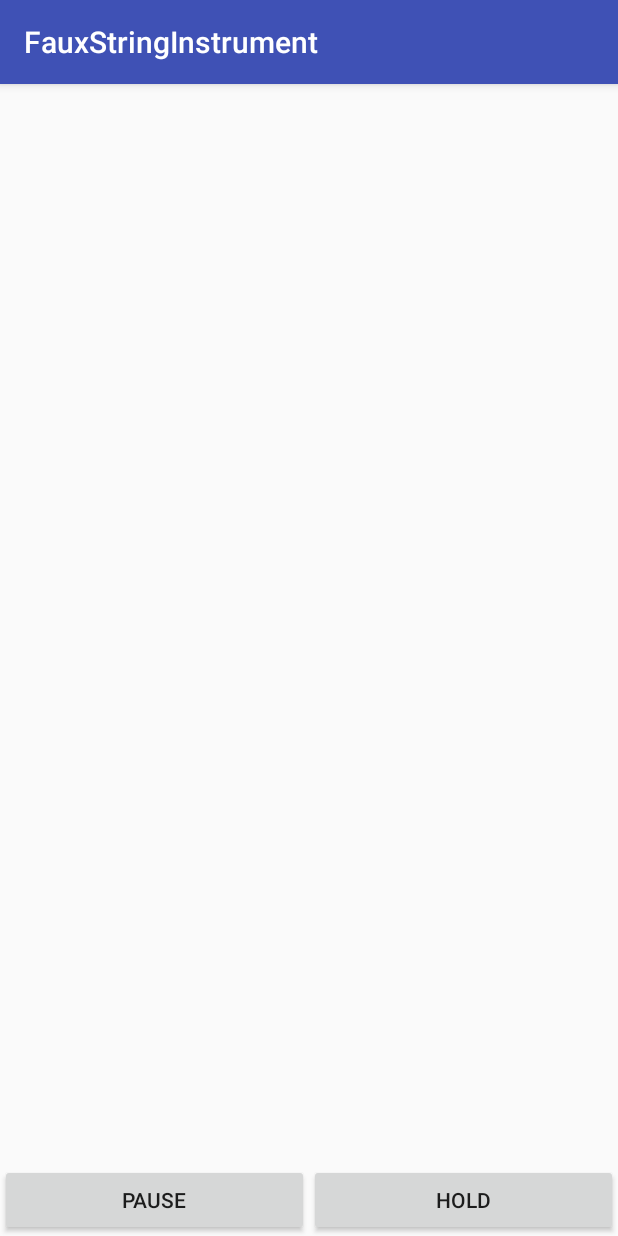
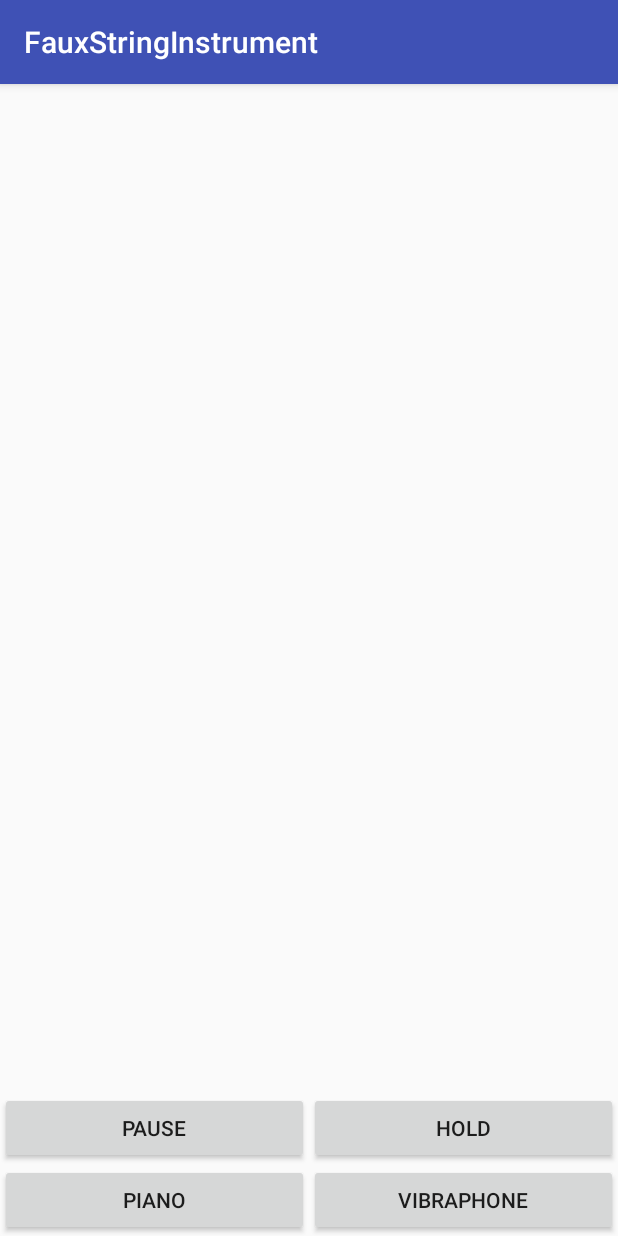
Before and after one commit to starkipraggy/FauxStringInstrument, an Android app: the screen it shows after launch (MainActivity), after a tap on "PLAY", on a phone screen of 412 x 824 dp. Run offline under Robolectric (Android 15) with nearby library versions, the phone set to English and light mode, and no system bars; our stand-ins replace ButterKnife, Timber; libraries missing offline, so code that uses them is left out: org.billthefarmer.mididriver; 2 statements that could not run were skipped.

Commit message:
Proof of concept: Able to choose between piano and vibraphone

```diff
--- a/app/src/main/java/cs4347/group1/fauxstringinstrument/MainActivity.java
+++ b/app/src/main/java/cs4347/group1/fauxstringinstrument/MainActivity.java
@@ -12,6 +12,7 @@ import android.view.View;
 import android.widget.Button;
 import android.widget.TextView;
 
+import org.billthefarmer.mididriver.GeneralMidiConstants;
 import org.billthefarmer.mididriver.MidiDriver;
 
 import butterknife.BindView;
@@ -30,10 +31,26 @@ public class MainActivity extends AppCompatActivity {
     @BindView(R.id.button_play)
     Button buttonPlay;
 
+    @BindView(R.id.button_piano)
+    Button buttonPiano;
+
+    @BindView(R.id.button_vibraphone)
+    Button buttonVibraphone;
+
     @OnClick(R.id.button_play)
     void onClickPlay() {
         canPlay = !canPlay;
         buttonPlay.setText(canPlay ? R.string.button_pause : R.string.button_play);
+    }
+
+    @OnClick(R.id.button_piano)
+    void changeToPiano() {
+        changeInstrument(GeneralMidiConstants.ACOUSTIC_GRAND_PIANO);
+    }
+
+    @OnClick(R.id.button_vibraphone)
+    void changeToVibraphone() {
+        changeInstrument(GeneralMidiConstants.VIBRAPHONE);
     }
 
     @State
@@ -43,6 +60,7 @@ public class MainActivity extends AppCompatActivity {
 
     private MidiDriver midiDriver;
     private byte[] event;
+    // private byte currentInstrument;
 
     private NoteUtil.Note previousNote = NoteUtil.Note.INVALID;
     private int sameNoteCount;
@@ -130,10 +148,23 @@ public class MainActivity extends AppCompatActivity {
         previousNote = note;
     }
 
+    private void changeInstrument(byte instrument){
+        event = new byte[2];
+        event[0] = (byte) 0xC0;
+        event[1] = instrument;
+        midiDriver.write(event);
+    }
+
     private void playNote(int noteNumber) {
         if (!canPlay || noteNumber < 0) return;
 
         // Construct a note ON message for the note at maximum velocity on channel 1:
+//        event = new byte[3];
+//        event[0] = (byte) 0xC0;
+//        event[1] = (byte) GeneralMidiConstants.VIBRAPHONE;
+//        event[2] = (byte) 0x00;
+//        midiDriver.write(event);
+
         event = new byte[3];
         event[0] = (byte) (0x90 | 0x00);  // 0x90 = note On, 0x00 = channel 1
         event[1] = (byte) noteNumber;
--- a/app/src/main/res/layout/activity_main.xml
+++ b/app/src/main/res/layout/activity_main.xml
@@ -17,8 +17,13 @@
         android:layout_width="match_parent"
         android:layout_height="wrap_content"
         android:layout_gravity="bottom"
+        android:orientation="vertical">
+
+        <LinearLayout
+            android:layout_width="match_parent"
+            android:layout_height="wrap_content"
+            android:layout_gravity="bottom"
             android:orientation="horizontal">
-
             <Button
                 android:id="@+id/button_play"
                 android:layout_width="0dp"
@@ -32,6 +37,27 @@
                 android:layout_height="wrap_content"
                 android:layout_weight="1"
                 android:text="@string/button_hold_note"/>
+        </LinearLayout>
+
+        <LinearLayout
+            android:layout_width="match_parent"
+            android:layout_height="wrap_content"
+            android:layout_gravity="bottom"
+            android:orientation="horizontal">
+            <Button
+                android:id="@+id/button_piano"
+                android:layout_width="0dp"
+                android:layout_height="wrap_content"
+                android:layout_weight="1"
+                android:text="@string/button_piano" />
+
+            <Button
+                android:id="@+id/button_vibraphone"
+                android:layout_width="0dp"
+                android:layout_height="wrap_content"
+                android:layout_weight="1"
+                android:text="@string/button_vibraphone"/>
+        </LinearLayout>
 
     </LinearLayout>
 
--- a/app/src/main/res/values/strings.xml
+++ b/app/src/main/res/values/strings.xml
@@ -3,4 +3,6 @@
     <string name="button_hold_note">Hold</string>
     <string name="button_pause">Pause</string>
     <string name="button_play">Play</string>
+    <string name="button_piano">Piano</string>
+    <string name="button_vibraphone">Vibraphone</string>
 </resources>
--- a/build.gradle
+++ b/build.gradle
@@ -5,7 +5,7 @@ buildscript {
         jcenter()
     }
     dependencies {
-        classpath 'com.android.tools.build:gradle:2.3.0'
+        classpath 'com.android.tools.build:gradle:2.3.1'
 
         // NOTE: Do not place your application dependencies here; they belong
         // in the individual module build.gradle files
```
Lines whose indentation alone changed are shown as unchanged.
